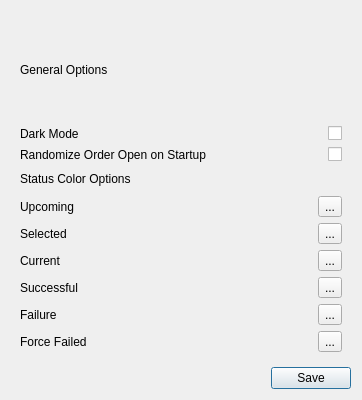
First picture: the form in dv_MGHT/gui/ui/options_window.ui, repository DualVission/dv_multigameHitTracker, before the edit.
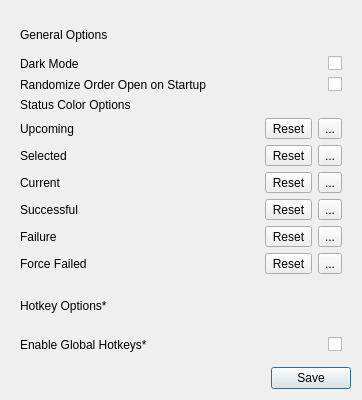
Second picture: the form after the edit. Icons and pictures are not drawn.

Commit message:
Prelim for hotkeys
Added:
- GUI: Lib:
  - QHotkeysPicker: Let's user pick hotkeys, based on PyQt Hotkey Picker
  - Exposed Methods: Ensures user cannot access all methods within an object from release builds
- README.md: Credit the creators
- requirements: PyQt Hotkey Picker
Changed:
- GUI:
  - Content Window:
    - Added method exposure interface
    - Corrected comment hierarchy
  - Options Window: Content now set generating and connecting to extent
- Interface: Some copy errors
Removed: GUI: Removed disambiguity that was unused

Diff of the .ui file:
```diff
--- a/dv_MGHT/gui/ui/options_window.ui
+++ b/dv_MGHT/gui/ui/options_window.ui
@@ -1,7 +1,7 @@
 <?xml version="1.0" encoding="UTF-8"?>
 <ui version="4.0">
- <class>optionsWindow</class>
- <widget class="QDialog" name="optionsWindow">
+ <class>OptionsWindow</class>
+ <widget class="QDialog" name="OptionsWindow">
   <property name="geometry">
    <rect>
     <x>0</x>
@@ -52,9 +52,9 @@
         <property name="geometry">
          <rect>
           <x>0</x>
-          <y>0</y>
-          <width>342</width>
-          <height>348</height>
+          <y>-34</y>
+          <width>330</width>
+          <height>390</height>
          </rect>
         </property>
         <layout class="QVBoxLayout" name="optionsLayout">
@@ -115,28 +115,34 @@
             </widget>
            </item>
            <item>
-            <layout class="QGridLayout" name="statusColorGrid" columnstretch="1,0">
-             <item row="1" column="1">
-              <widget class="QToolButton" name="statusSelectedButton">
+            <layout class="QGridLayout" name="statusColorGrid" columnstretch="1,0,0">
+             <item row="5" column="0">
+              <widget class="QLabel" name="statusForceFailedLabel">
                <property name="text">
-                <string>...</string>
+                <string>Force Failed</string>
                </property>
+               <property name="buddy">
+                <cstring>statusForceFailedButton</cstring>
+               </property>
               </widget>
              </item>
-             <item row="4" column="0">
-              <widget class="QLabel" name="statusFailedLabel">
+             <item row="1" column="0">
+              <widget class="QLabel" name="statusSelectedLabel">
                <property name="text">
-                <string>Failure</string>
+                <string>Selected</string>
                </property>
                <property name="buddy">
-                <cstring>statusFailedButton</cstring>
+                <cstring>statusSelectedButton</cstring>
                </property>
               </widget>
              </item>
-             <item row="4" column="1">
-              <widget class="QToolButton" name="statusFailedButton">
+             <item row="0" column="0">
+              <widget class="QLabel" name="statusUpcomingLabel">
                <property name="text">
-                <string>...</string>
+                <string>Upcoming</string>
+               </property>
+               <property name="buddy">
+                <cstring>statusUpcomingButton</cstring>
                </property>
               </widget>
              </item>
@@ -150,20 +156,55 @@
                </property>
               </widget>
              </item>
-             <item row="5" column="1">
+             <item row="2" column="2">
+              <widget class="QToolButton" name="statusCurrentButton">
+               <property name="text">
+                <string notr="true">...</string>
+               </property>
+              </widget>
+             </item>
+             <item row="5" column="2">
               <widget class="QToolButton" name="statusForceFailedButton">
                <property name="text">
-                <string>...</string>
+                <string notr="true">...</string>
                </property>
               </widget>
              </item>
-             <item row="1" column="0">
-              <widget class="QLabel" name="statusSelectedLabel">
+             <item row="4" column="0">
+              <widget class="QLabel" name="statusFailedLabel">
                <property name="text">
-                <string>Selected</string>
+                <string>Failure</string>
                </property>
                <property name="buddy">
-                <cstring>statusSelectedButton</cstring>
+                <cstring>statusFailedButton</cstring>
+               </property>
+              </widget>
+             </item>
+             <item row="4" column="2">
+              <widget class="QToolButton" name="statusFailedButton">
+               <property name="text">
+                <string>...</string>
+               </property>
+              </widget>
+             </item>
+             <item row="3" column="2">
+              <widget class="QToolButton" name="statusSuccessButton">
+               <property name="text">
+                <string notr="true">...</string>
+               </property>
+              </widget>
+             </item>
+             <item row="0" column="2">
+              <widget class="QToolButton" name="statusUpcomingButton">
+               <property name="text">
+                <string notr="true">...</string>
+               </property>
+              </widget>
+             </item>
+             <item row="1" column="2">
+              <widget class="QToolButton" name="statusSelectedButton">
+               <property name="text">
+                <string notr="true">...</string>
                </property>
               </widget>
              </item>
@@ -177,46 +218,102 @@
                </property>
               </widget>
              </item>
-             <item row="0" column="0">
-              <widget class="QLabel" name="statusUpcomingLabel">
+             <item row="0" column="1">
+              <widget class="QToolButton" name="statusUpcomingRevert">
                <property name="text">
-                <string>Upcoming</string>
+                <string>Reset</string>
                </property>
-               <property name="buddy">
-                <cstring>statusUpcomingButton</cstring>
+               <property name="icon">
+                <iconset theme="QIcon::ThemeIcon::DocumentRevert"/>
                </property>
               </widget>
              </item>
-             <item row="3" column="1">
-              <widget class="QToolButton" name="statusSuccessButton">
+             <item row="1" column="1">
+              <widget class="QToolButton" name="statusSelectedRevert">
                <property name="text">
-                <string>...</string>
+                <string>Reset</string>
                </property>
-              </widget>
-             </item>
-             <item row="5" column="0">
-              <widget class="QLabel" name="statusForceFailedLabel">
-               <property name="text">
-                <string>Force Failed</string>
-               </property>
-               <property name="buddy">
-                <cstring>statusForceFailedButton</cstring>
+               <property name="icon">
+                <iconset theme="QIcon::ThemeIcon::DocumentRevert"/>
                </property>
               </widget>
              </item>
              <item row="2" column="1">
-              <widget class="QToolButton" name="statusCurrentButton">
+              <widget class="QToolButton" name="statusCurrentRevert">
                <property name="text">
-                <string>...</string>
+                <string>Reset</string>
+               </property>
+               <property name="icon">
+                <iconset theme="QIcon::ThemeIcon::DocumentRevert"/>
+               </property>
+              </widget>
+             </item>
+             <item row="3" column="1">
+              <widget class="QToolButton" name="statusSuccessRevert">
+               <property name="text">
+                <string>Reset</string>
+               </property>
+               <property name="icon">
+                <iconset theme="QIcon::ThemeIcon::DocumentRevert"/>
+               </property>
+              </widget>
+             </item>
+             <item row="4" column="1">
+              <widget class="QToolButton" name="statusFailedRevert">
+               <property name="text">
+                <string>Reset</string>
+               </property>
+               <property name="icon">
+                <iconset theme="QIcon::ThemeIcon::DocumentRevert"/>
+               </property>
+              </widget>
+             </item>
+             <item row="5" column="1">
+              <widget class="QToolButton" name="statusForceFailedRevert">
+               <property name="text">
+                <string>Reset</string>
+               </property>
+               <property name="icon">
+                <iconset theme="QIcon::ThemeIcon::DocumentRevert"/>
+               </property>
+              </widget>
+             </item>
+            </layout>
+           </item>
+          </layout>
+         </item>
+         <item>
+          <layout class="QVBoxLayout" name="hotkeyLayout">
+           <item>
+            <widget class="QLabel" name="hotkeyLabel">
+             <property name="toolTip">
+              <string>Hotkey Options
+(Only takes effect after application restart)</string>
+             </property>
+             <property name="text">
+              <string>Hotkey Options*</string>
+             </property>
+             <property name="sectionHeader" stdset="0">
+              <number>1</number>
+             </property>
+            </widget>
+           </item>
+           <item>
+            <layout class="QGridLayout" name="hotkeyGrid" columnstretch="1,0">
+             <item row="0" column="0">
+              <widget class="QLabel" name="hotkeyGlobalLabel">
+               <property name="toolTip">
+                <string>Enable Global Hotkeys
+(Only takes effect after application restart)
+(Only where applicable)</string>
+               </property>
+               <property name="text">
+                <string>Enable Global Hotkeys*</string>
                </property>
               </widget>
              </item>
              <item row="0" column="1">
-              <widget class="QToolButton" name="statusUpcomingButton">
-               <property name="text">
-                <string>...</string>
-               </property>
-              </widget>
+              <widget class="QCheckBox" name="checkBox"/>
              </item>
             </layout>
            </item>
```
Left out of the diff: 4 changed lines with no effect on the pictures. The commit also changes 12 other files.
